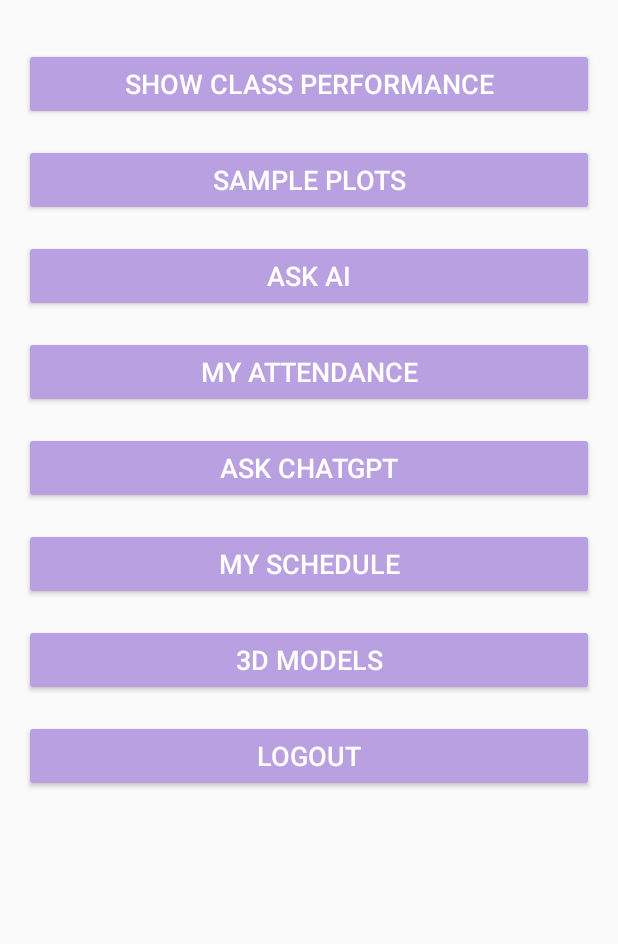
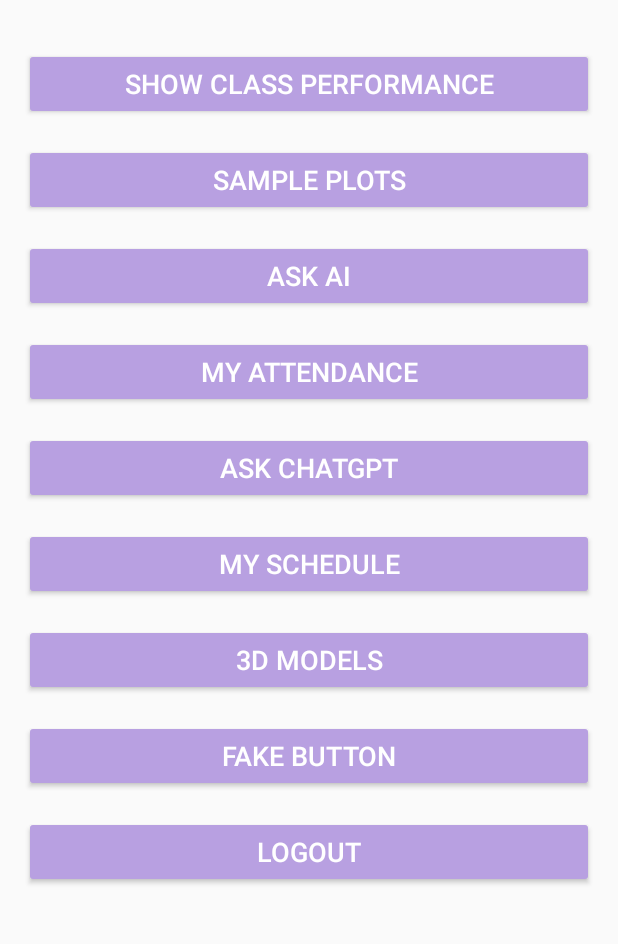
Before and after one commit to Faixifk/ILTeacherApp, an Android app: the NavigationScreenActivity screen opened directly, with no data from a screen before it, on a phone screen of 412 x 824 dp, the part 258-1202 px from its top. Run offline under Robolectric (Android 15) with nearby library versions, the phone set to English and light mode, and no system bars.

```diff
--- a/app/src/main/res/layout/activity_navigation_screen.xml
+++ b/app/src/main/res/layout/activity_navigation_screen.xml
@@ -115,6 +115,17 @@
                 android:textSize="18sp" />
 
             <Button
+                android:id="@+id/btnFake"
+                android:layout_width="match_parent"
+                android:layout_height="wrap_content"
+                android:backgroundTint="@color/colorPrimaryBackground"
+                android:text="Fake Button"
+                android:layout_marginBottom="16dp"
+                android:textColor="@android:color/white"
+                android:textSize="18sp" />
+
+
+            <Button
                 android:id="@+id/btnLogout"
                 android:layout_width="match_parent"
                 android:layout_height="wrap_content"
```
